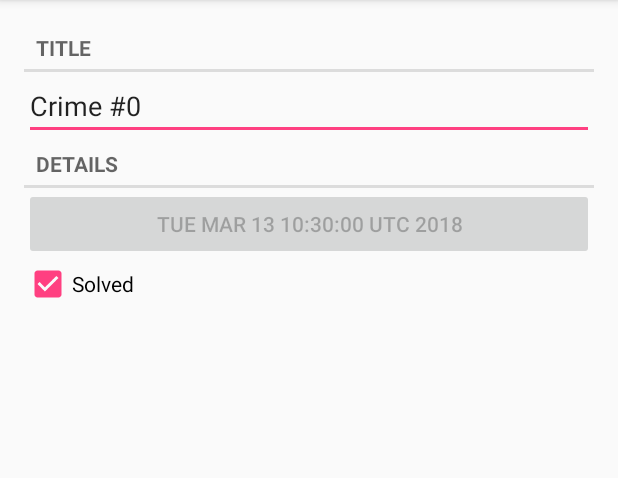
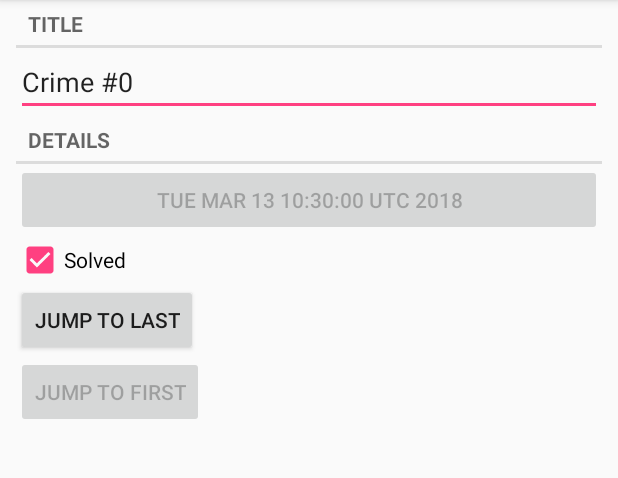
Before and after one commit to monkivn92/Android, an Android app: the screen it shows after launch (CrimeActivity before the commit, CrimePagerActivity after it), after a tap on an icon or button, on a phone screen of 412 x 824 dp, the part 84-562 px from its top. Run offline under Robolectric (Android 15) with nearby library versions, the phone set to English and light mode, and no system bars.

Commit message:
add ViewPager + Jump To button

```diff
--- a/CriminalIntent/app/src/main/AndroidManifest.xml
+++ b/CriminalIntent/app/src/main/AndroidManifest.xml
@@ -9,8 +9,7 @@
         android:roundIcon="@mipmap/ic_launcher_round"
         android:supportsRtl="true"
         android:theme="@style/AppTheme">
-        <activity android:name=".CrimeActivity">
-        </activity>
+        <activity android:name=".CrimeActivity"></activity>
         <activity android:name=".CrimeListActivity">
             <intent-filter>
                 <action android:name="android.intent.action.MAIN" />
@@ -18,6 +17,7 @@
                 <category android:name="android.intent.category.LAUNCHER" />
             </intent-filter>
         </activity>
+        <activity android:name=".CrimePagerActivity"></activity>
     </application>
 
 </manifest>
--- a/CriminalIntent/app/src/main/java/com/vdroid/criminalintent/CrimeFragment.java
+++ b/CriminalIntent/app/src/main/java/com/vdroid/criminalintent/CrimeFragment.java
@@ -3,6 +3,7 @@ package com.vdroid.criminalintent;
 import android.os.Bundle;
 import android.support.annotation.Nullable;
 import android.support.v4.app.Fragment;
+import android.support.v4.view.ViewPager;
 import android.text.Editable;
 import android.text.TextWatcher;
 import android.util.Log;
@@ -14,6 +15,7 @@ import android.widget.CheckBox;
 import android.widget.CompoundButton;
 import android.widget.EditText;
 
+import java.util.List;
 import java.util.UUID;
 
 /**
@@ -23,10 +25,17 @@ import java.util.UUID;
 public class CrimeFragment extends Fragment
 {
     private Crime mCrime;
+    private List<Crime> mCrimes;
 
     private EditText mTitleField;
     private Button mDateButton;
     private CheckBox mSolvedCheckBox;
+
+    private Button JumpToLastBtn;
+    private Button JumpToFirstBtn;
+
+    private ViewPager mViewPager;
+
 
     @Override
     public void onCreate(Bundle savedInstanceState)
@@ -36,7 +45,7 @@ public class CrimeFragment extends Fragment
         UUID crimeId = (UUID) getArguments().getSerializable("crime_id");
 
         mCrime = CrimeLab.get( getActivity() ).getCrime(crimeId);
-
+        mCrimes = CrimeLab.get(getActivity()).getCrimes();
         //Log.d("crime_fragment", mCrime.getmText());
     }
 
@@ -49,6 +58,27 @@ public class CrimeFragment extends Fragment
         mTitleField = (EditText) v.findViewById(R.id.crime_title);
         mDateButton = (Button) v.findViewById(R.id.crime_date);
         mSolvedCheckBox = (CheckBox) v.findViewById(R.id.crime_solved);
+
+        JumpToLastBtn = (Button)v.findViewById(R.id.jtlast_btn);
+        JumpToFirstBtn = (Button)v.findViewById(R.id.jtfirst_btn);
+
+        mViewPager = (ViewPager) getActivity().findViewById(R.id.crime_view_pager);
+
+         if(mCrime.getmId() == mCrimes.get(0).getmId())
+        {
+            JumpToFirstBtn.setEnabled(false);
+            JumpToLastBtn.setEnabled(true);
+        }
+        else if(mCrime.getmId() == mCrimes.get( mCrimes.size() -1 ).getmId())
+        {
+            JumpToFirstBtn.setEnabled(true);
+            JumpToLastBtn.setEnabled(false);
+        }
+        else
+        {
+            JumpToFirstBtn.setEnabled(true);
+            JumpToLastBtn.setEnabled(true);
+        }
 
         mTitleField.addTextChangedListener(
                 new TextWatcher()
@@ -92,6 +122,28 @@ public class CrimeFragment extends Fragment
                 }
         );
 
+        JumpToFirstBtn.setOnClickListener(
+                new View.OnClickListener()
+                {
+                    @Override
+                    public void onClick(View view)
+                    {
+                        scrollToItem(0);
+                    }
+                }
+        );
+
+        JumpToLastBtn.setOnClickListener(
+                new View.OnClickListener()
+                {
+                    @Override
+                    public void onClick(View view)
+                    {
+                        scrollToItem(mCrimes.size() - 1);
+                    }
+                }
+        );
+
 
 
         return v;
@@ -101,12 +153,24 @@ public class CrimeFragment extends Fragment
     public static CrimeFragment newInstance(UUID crimeId)
     {
         Bundle args = new Bundle();
+
         args.putSerializable("crime_id", crimeId);
+
         CrimeFragment fragment = new CrimeFragment();
+
         fragment.setArguments(args);
+
         return fragment;
 
     }
 
+    private void scrollToItem(int pos)
+    {
+        if(pos >= 0 && pos < mCrimes.size())
+        {
+            mViewPager.setCurrentItem(pos, true);
+        }
+    }
+
 
 }
--- a/CriminalIntent/app/src/main/java/com/vdroid/criminalintent/CrimeListFragment.java
+++ b/CriminalIntent/app/src/main/java/com/vdroid/criminalintent/CrimeListFragment.java
@@ -96,7 +96,8 @@ public class CrimeListFragment extends  Fragment
             //Toast.makeText(getActivity(), mCrime.getmText() + " clicked!", Toast.LENGTH_SHORT).show();
             current_pos_clicked_item = this.getAdapterPosition();
             //Log.d("POS", String.valueOf(current_pos_clicked_item));
-            Intent intent = CrimeActivity.newIntent(getActivity(), mCrime.getmId());
+            //Intent intent = CrimeActivity.newIntent(getActivity(), mCrime.getmId());
+            Intent intent = CrimePagerActivity.newIntent(getActivity(), mCrime.getmId());
             startActivity(intent);
         }
 
--- /dev/null
+++ b/CriminalIntent/app/src/main/java/com/vdroid/criminalintent/CrimePagerActivity.java
@@ -0,0 +1,82 @@
+package com.vdroid.criminalintent;
+
+import android.content.Context;
+import android.content.Intent;
+import android.support.v4.app.Fragment;
+import android.support.v4.app.FragmentManager;
+import android.support.v4.app.FragmentPagerAdapter;
+import android.support.v4.view.ViewPager;
+import android.support.v7.app.AppCompatActivity;
+import android.os.Bundle;
+import android.view.View;
+import android.widget.Button;
+
+import java.util.List;
+import java.util.UUID;
+
+public class CrimePagerActivity extends AppCompatActivity
+{
+    private ViewPager mViewPager;
+    private List<Crime> mCrimes;
+
+
+
+    public static Intent newIntent(Context packageContext, UUID crimeId)
+    {
+        Intent intent = new Intent(packageContext, CrimePagerActivity.class);
+        intent.putExtra("crime_id", crimeId);
+        return intent;
+    }
+
+
+    @Override
+    protected void onCreate(Bundle savedInstanceState)
+    {
+        super.onCreate(savedInstanceState);
+        setContentView(R.layout.activity_crime_pager);
+
+        UUID crimeId = (UUID) getIntent().getSerializableExtra("crime_id");
+
+        mViewPager = (ViewPager) findViewById(R.id.crime_view_pager);
+
+
+        mCrimes = CrimeLab.get(this).getCrimes();
+
+        FragmentManager fragmentManager = getSupportFragmentManager();
+
+        mViewPager.setAdapter(
+                new FragmentPagerAdapter(fragmentManager)
+                {
+                    @Override
+                    public Fragment getItem(int position)
+                    {
+                        Crime crime = mCrimes.get(position);
+                        return CrimeFragment.newInstance(crime.getmId());
+                    }
+
+                    @Override
+                    public int getCount()
+                    {
+                        return mCrimes.size();
+                    }
+                }
+        );
+
+        //mViewPager.setClipToPadding(false);
+        mViewPager.setPadding(16, 0, 16, 0);
+
+
+        for (int i = 0; i < mCrimes.size(); i++)
+        {
+            if(mCrimes.get(i).getmId().equals(crimeId))
+            {
+                mViewPager.setCurrentItem(i);
+                break;
+            }
+        }
+
+
+    }
+
+
+}
--- /dev/null
+++ b/CriminalIntent/app/src/main/res/layout/activity_crime_pager.xml
@@ -0,0 +1,9 @@
+<?xml version="1.0" encoding="utf-8"?>
+<android.support.v4.view.ViewPager
+    xmlns:android="http://schemas.android.com/apk/res/android"
+    android:layout_width="match_parent"
+    android:layout_height="match_parent"
+    android:id="@+id/crime_view_pager"
+    >
+
+</android.support.v4.view.ViewPager>
--- a/CriminalIntent/app/src/main/res/layout/fragment_crime.xml
+++ b/CriminalIntent/app/src/main/res/layout/fragment_crime.xml
@@ -2,7 +2,9 @@
 <LinearLayout
     xmlns:android="http://schemas.android.com/apk/res/android"
     android:orientation="vertical"
-    android:layout_margin="16dp"
+    android:layout_marginRight="16dp"
+    android:layout_marginLeft="16dp"
+    android:layout_marginTop="8dp"
     android:layout_width="match_parent"
     android:layout_height="match_parent">
 
@@ -37,5 +39,21 @@
         android:layout_height="wrap_content"
         android:text="@string/crime_solved_label"/>
 
+    <Button
+        android:id="@+id/jtlast_btn"
+        android:layout_width="wrap_content"
+        android:layout_height="wrap_content"
+        android:text="Jump to Last">
+
+    </Button>
+
+    <Button
+        android:id="@+id/jtfirst_btn"
+        android:layout_width="wrap_content"
+        android:layout_height="wrap_content"
+        android:text="Jump to First">
+
+    </Button>
+
 
 </LinearLayout>
```
